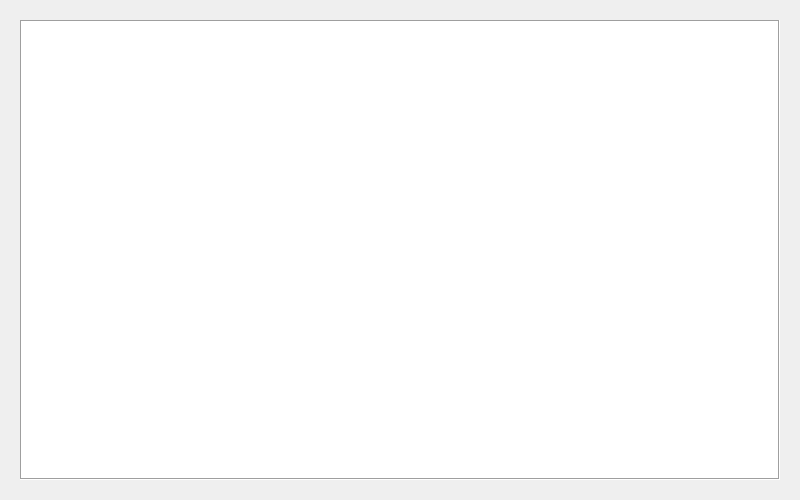
The window that rana_qgis_plugin/widgets/ui/browser.ui (nens/rana-qgis-plugin) describes before a commit, drawn with Qt 5.
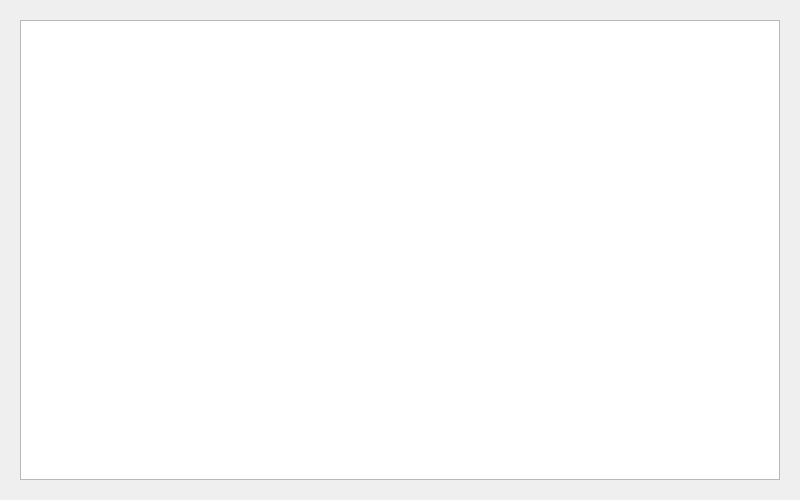
The same window after the commit.

Commit message: Show file details in QTreeView

The edit to the form file:
```diff
--- a/rana_qgis_plugin/widgets/ui/browser.ui
+++ b/rana_qgis_plugin/widgets/ui/browser.ui
@@ -30,32 +30,7 @@
        <layout class="QHBoxLayout" name="breadcrumbs_layout"/>
       </item>
       <item>
-       <widget class="QTreeView" name="files_tv">
-        <property name="sizePolicy">
-         <sizepolicy hsizetype="Preferred" vsizetype="Preferred">
-          <horstretch>0</horstretch>
-          <verstretch>0</verstretch>
-         </sizepolicy>
-        </property>
-        <property name="font">
-         <font>
-          <family>Segoe UI</family>
-          <pointsize>10</pointsize>
-         </font>
-        </property>
-        <property name="frameShape">
-         <enum>QFrame::Box</enum>
-        </property>
-        <property name="editTriggers">
-         <set>QAbstractItemView::NoEditTriggers</set>
-        </property>
-        <property name="sortingEnabled">
-         <bool>true</bool>
-        </property>
-        <attribute name="headerShowSortIndicator" stdset="0">
-         <bool>true</bool>
-        </attribute>
-       </widget>
+       <widget class="QTreeView" name="files_tv"/>
       </item>
      </layout>
     </widget>
```
The commit also changes 2 other files.
